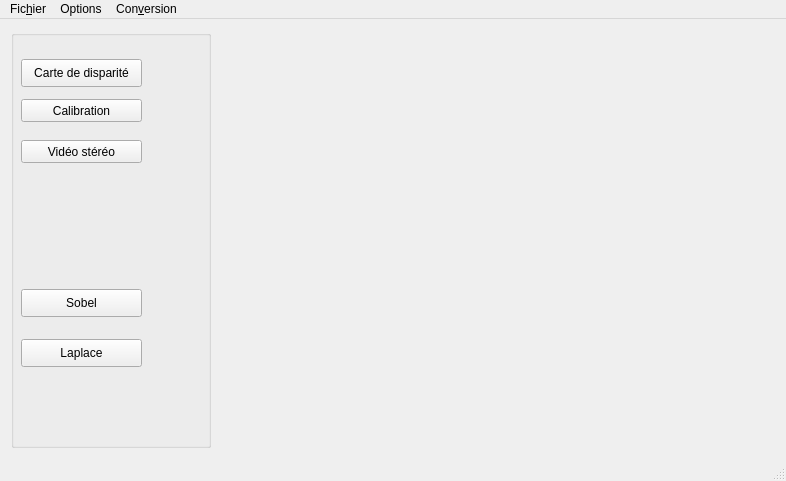
The window that widgets/mainwindow.ui (K1ntus/Projet-Technologique-L3) describes before a commit, drawn with Qt 5.
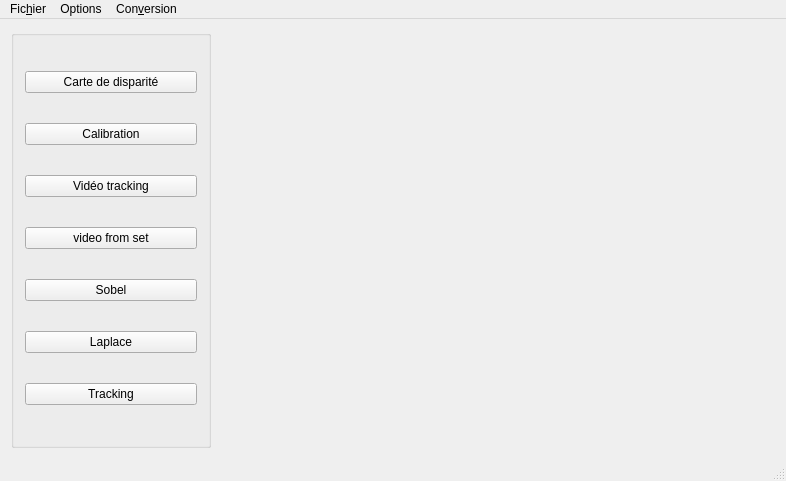
The same window after the commit. Icons and pictures are not drawn.

Commit message: test implement of a tracker

```diff
--- a/widgets/mainwindow.ui
+++ b/widgets/mainwindow.ui
@@ -41,71 +41,57 @@
       <property name="flat">
        <bool>false</bool>
       </property>
-      <widget class="QPushButton" name="videoTest">
-       <property name="geometry">
-        <rect>
-         <x>10</x>
-         <y>110</y>
-         <width>121</width>
-         <height>23</height>
-        </rect>
-       </property>
+      <layout class="QVBoxLayout" name="verticalLayout">
+       <item>
+        <widget class="QPushButton" name="button_disparity">
        <property name="text">
-        <string>Vidéo stéréo</string>
-       </property>
-      </widget>
+          <string>Carte de disparité</string>
+         </property>
+        </widget>
+       </item>
+       <item>
       <widget class="QPushButton" name="calibrate">
-       <property name="geometry">
-        <rect>
-         <x>10</x>
-         <y>69</y>
-         <width>121</width>
-         <height>23</height>
-        </rect>
-       </property>
        <property name="text">
         <string>Calibration</string>
        </property>
       </widget>
+       </item>
+       <item>
+        <widget class="QPushButton" name="videoTest">
+         <property name="text">
+          <string>Vidéo tracking</string>
+         </property>
+        </widget>
+       </item>
+       <item>
+        <widget class="QPushButton" name="videoFromSet">
+         <property name="text">
+          <string>video from set</string>
+         </property>
+        </widget>
+       </item>
+       <item>
       <widget class="QPushButton" name="button_sobel">
-       <property name="geometry">
-        <rect>
-         <x>10</x>
-         <y>259</y>
-         <width>121</width>
-         <height>28</height>
-        </rect>
-       </property>
        <property name="text">
         <string>Sobel</string>
        </property>
       </widget>
+       </item>
+       <item>
       <widget class="QPushButton" name="button_laplace">
-       <property name="geometry">
-        <rect>
-         <x>10</x>
-         <y>309</y>
-         <width>121</width>
-         <height>28</height>
-        </rect>
-       </property>
        <property name="text">
         <string>Laplace</string>
        </property>
       </widget>
-      <widget class="QPushButton" name="button_disparity">
-       <property name="geometry">
-        <rect>
-         <x>10</x>
-         <y>29</y>
-         <width>121</width>
-         <height>28</height>
-        </rect>
-       </property>
+       </item>
+       <item>
+        <widget class="QPushButton" name="tracking">
        <property name="text">
-        <string>Carte de disparité</string>
-       </property>
-      </widget>
+          <string>Tracking</string>
+         </property>
+        </widget>
+       </item>
+      </layout>
      </widget>
     </item>
     <item alignment="Qt::AlignLeft|Qt::AlignVCenter">
```
Left out of the diff: 39 changed lines with no effect on the pictures. Lines whose indentation alone changed are shown as unchanged. The commit also changes 11 other files.
